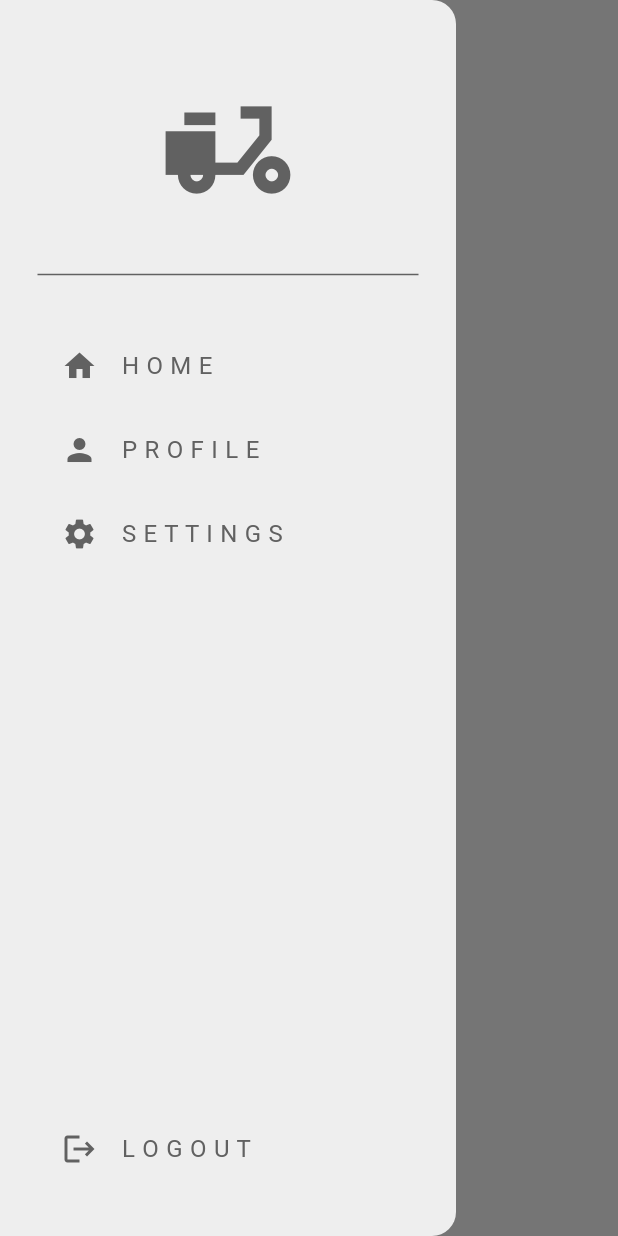
After one commit to romanhumagain/Food-Delivery-App, a Flutter app: the HomePage screen opened directly, with the side drawer open, on a phone screen of 412 x 824 dp. The commit adds this screen. Run offline on Flutter 3.47's test engine with Material 3 defaults, Android fonts, the phone set to English and light mode, and no system bars.

```diff
--- /dev/null
+++ b/lib/components/my_drawer.dart
@@ -0,0 +1,38 @@
+import 'package:flutter/material.dart';
+import 'package:cupertino_icons/cupertino_icons.dart';
+import 'package:food_delivery_app/components/my_drawer_tile.dart';
+import 'package:food_delivery_app/pages/settings_page.dart';
+
+class MyDrawer extends StatelessWidget {
+  const MyDrawer({super.key});
+
+  @override
+  Widget build(BuildContext context) {
+    return Drawer(
+      backgroundColor: Theme.of(context).colorScheme.background,
+    child: Column(
+      children: [
+        // app logo
+        Padding(
+          padding: const EdgeInsets.only(right: 25.0, left: 25.0, top: 50),
+          child: Icon(Icons.delivery_dining_sharp,size: 100,color: Theme.of(context).colorScheme.inversePrimary,),
+        ),
+        Padding(
+          padding: const EdgeInsets.all(25.0),
+          child: Divider(color: Theme.of(context).colorScheme.inversePrimary,),
+        ),
+        MyDrawerTile(text: "H O M E", icon: Icons.home, onTap: (){Navigator.pop(context);},),
+        MyDrawerTile(text: "P R O F I L E", icon: Icons.person, onTap: (){},),
+        MyDrawerTile(text: "S E T T I N G S", icon: Icons.settings, onTap: (){Navigator.push(context, MaterialPageRoute(builder: (context)=>SettingsPage()));},),
+        Spacer(),
+        MyDrawerTile(text: "L O G O U T", icon: Icons.logout, onTap: (){},),
+        SizedBox(height: 30,)
+
+
+      ],
+    ),
+
+
+    );
+  }
+}
--- /dev/null
+++ b/lib/components/my_drawer_tile.dart
@@ -0,0 +1,22 @@
+import 'package:flutter/material.dart';
+
+class MyDrawerTile extends StatelessWidget {
+  final String text;
+  final IconData icon;
+  final void Function()? onTap;
+
+  const MyDrawerTile({super.key, required this.text, required this.icon, required this.onTap});
+
+  @override
+  Widget build(BuildContext context) {
+    return Padding(
+      padding: const EdgeInsets.only(left: 25.0),
+      child: ListTile(
+        title: Text(text,style: TextStyle(color: Theme.of(context).colorScheme.inversePrimary),),
+        leading: Icon(icon, color: Theme.of(context).colorScheme.inversePrimary),
+        onTap: onTap
+
+      ),
+    );
+  }
+}
--- /dev/null
+++ b/lib/pages/home_page.dart
@@ -0,0 +1,17 @@
+import 'package:flutter/material.dart';
+import 'package:food_delivery_app/components/my_drawer.dart';
+
+class HomePage extends StatelessWidget {
+  const HomePage({super.key});
+
+  @override
+  Widget build(BuildContext context) {
+    return Scaffold(
+      appBar: AppBar(
+        centerTitle: true,
+        title: Text("Home Page"),
+      ),
+      drawer: MyDrawer(),
+    );
+  }
+}
--- a/lib/splash/splash_screen.dart
+++ b/lib/splash/splash_screen.dart
@@ -1,6 +1,7 @@
 import 'dart:async';
 
 import 'package:flutter/material.dart';
+import 'package:food_delivery_app/auth/login_or_register.dart';
 import 'package:food_delivery_app/pages/login_page.dart';
 
 class SplashScreen extends StatefulWidget {
@@ -15,9 +16,9 @@ class _SplashScreenState extends State<SplashScreen> {
   void initState() {
     super.initState();
 
-    Timer(Duration(seconds: 4), () {
+    Timer(Duration(seconds: 2), () {
       Navigator.pushReplacement(
-          context, MaterialPageRoute(builder: (context) => LoginPage()));
+          context, MaterialPageRoute(builder: (context) => LoginOrRegister()));
     });
   }
 
--- a/lib/themes/light_mode.dart
+++ b/lib/themes/light_mode.dart
@@ -2,7 +2,7 @@ import 'package:flutter/material.dart';
 
 ThemeData lightMode = ThemeData(
   colorScheme: ColorScheme.light(
-    background: Colors.grey.shade300,
+    background: Colors.grey.shade200,
     primary: Colors.grey.shade500,
     secondary: Colors.grey.shade100,
     tertiary: Colors.white,
```
Also changed, not shown: lib/auth/login_or_register.dart (added, +33 -0 lines), lib/components/my_textfield.dart (+45 -14 lines), lib/pages/login_page.dart (+32 -10 lines), lib/pages/register_page.dart (+104 -3 lines), lib/pages/settings_page.dart (added, +51 -0 lines).
